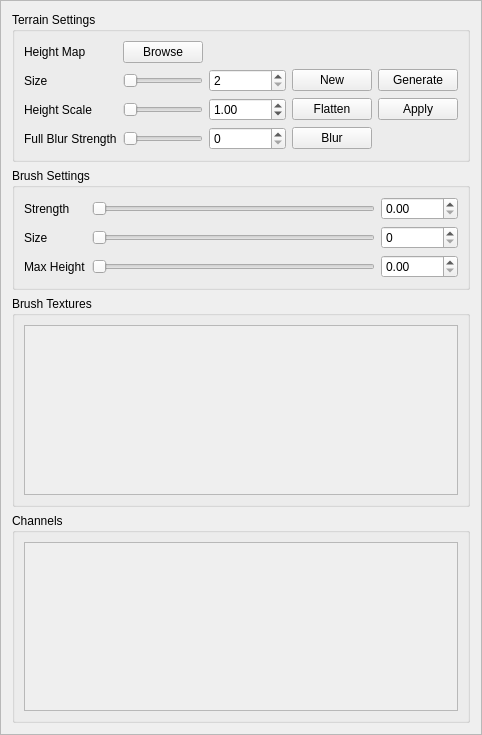
First picture: the form in code/qttoolkit/contentbrowser/ui/terrainwidget.ui, repository NebulaTerrain/nebula-trifid, before the edit.
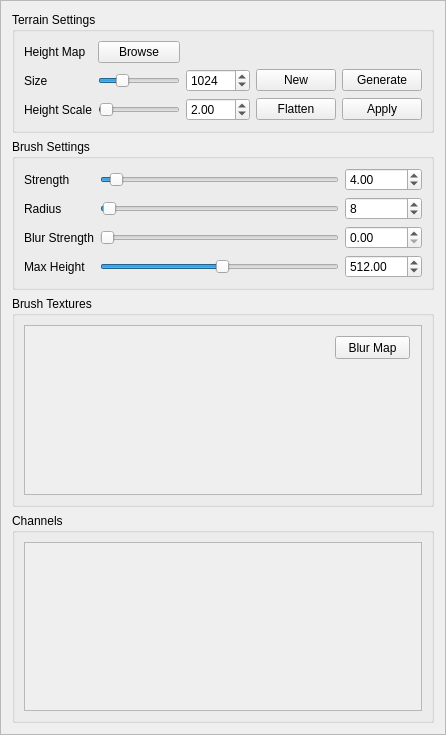
Second picture: the form after the edit.

Commit message: updates to gui and add-on height-map controls and brush settings are now fully working, what's left is multi-textures and gui for that

Diff of the .ui file:
```diff
--- a/code/qttoolkit/contentbrowser/ui/terrainwidget.ui
+++ b/code/qttoolkit/contentbrowser/ui/terrainwidget.ui
@@ -6,7 +6,7 @@
    <rect>
     <x>0</x>
     <y>0</y>
-    <width>428</width>
+    <width>446</width>
     <height>735</height>
    </rect>
   </property>
@@ -53,8 +53,8 @@
           <rect>
            <x>0</x>
            <y>0</y>
-           <width>386</width>
-           <height>189</height>
+           <width>404</width>
+           <height>191</height>
           </rect>
          </property>
          <property name="sizePolicy">
@@ -80,6 +80,28 @@
       <string>Terrain Settings</string>
      </property>
      <layout class="QGridLayout" name="gridLayout_3">
+      <item row="3" column="1">
+       <widget class="QSlider" name="heightMapSize_horizontalSlider">
+        <property name="minimum">
+         <number>2</number>
+        </property>
+        <property name="maximum">
+         <number>4096</number>
+        </property>
+        <property name="singleStep">
+         <number>32</number>
+        </property>
+        <property name="pageStep">
+         <number>32</number>
+        </property>
+        <property name="value">
+         <number>1024</number>
+        </property>
+        <property name="orientation">
+         <enum>Qt::Horizontal</enum>
+        </property>
+       </widget>
+      </item>
       <item row="1" column="0">
        <widget class="QLabel" name="heightMap_label">
         <property name="text">
@@ -104,7 +126,7 @@
       <item row="5" column="1">
        <widget class="QSlider" name="heightScale_horizontalSlider">
         <property name="maximum">
-         <number>99999</number>
+         <number>9999</number>
         </property>
         <property name="singleStep">
          <number>10</number>
@@ -112,25 +134,21 @@
         <property name="pageStep">
          <number>100</number>
         </property>
+        <property name="value">
+         <number>200</number>
+        </property>
         <property name="orientation">
          <enum>Qt::Horizontal</enum>
         </property>
        </widget>
       </item>
-      <item row="6" column="0">
-       <widget class="QLabel" name="fullBlurStrength_label">
-        <property name="text">
-         <string>Full Blur Strength</string>
-        </property>
-       </widget>
-      </item>
       <item row="5" column="3">
        <widget class="QDoubleSpinBox" name="heightScale_doubleSpinBox">
         <property name="maximum">
-         <double>99999.990000000005239</double>
+         <double>999.990000000000009</double>
         </property>
         <property name="value">
-         <double>1.000000000000000</double>
+         <double>2.000000000000000</double>
         </property>
        </widget>
       </item>
@@ -152,31 +170,8 @@
         <property name="singleStep">
          <number>32</number>
         </property>
-       </widget>
-      </item>
-      <item row="3" column="1">
-       <widget class="QSlider" name="heightMapSize_horizontalSlider">
-        <property name="minimum">
-         <number>2</number>
-        </property>
-        <property name="maximum">
-         <number>4096</number>
-        </property>
-        <property name="singleStep">
-         <number>32</number>
-        </property>
-        <property name="pageStep">
-         <number>32</number>
-        </property>
-        <property name="orientation">
-         <enum>Qt::Horizontal</enum>
-        </property>
-       </widget>
-      </item>
-      <item row="6" column="1">
-       <widget class="QSlider" name="fullBlurStrength_horizontalSlider">
-        <property name="orientation">
-         <enum>Qt::Horizontal</enum>
+        <property name="value">
+         <number>1024</number>
         </property>
        </widget>
       </item>
@@ -194,16 +189,6 @@
         </property>
        </widget>
       </item>
-      <item row="6" column="5">
-       <widget class="QPushButton" name="fullBlurHeightMap_pushButton">
-        <property name="text">
-         <string>Blur</string>
-        </property>
-       </widget>
-      </item>
-      <item row="6" column="3">
-       <widget class="QSpinBox" name="fullBlurStrength_spinBox"/>
-      </item>
       <item row="3" column="6">
        <widget class="QPushButton" name="generate_pushButton">
         <property name="text">
@@ -230,7 +215,7 @@
       <item row="2" column="0">
        <widget class="QLabel" name="size_label">
         <property name="text">
-         <string>Size</string>
+         <string>Radius</string>
         </property>
        </widget>
       </item>
@@ -241,32 +226,47 @@
         </property>
        </widget>
       </item>
-      <item row="3" column="0">
+      <item row="4" column="0">
        <widget class="QLabel" name="maxHeight_label">
         <property name="text">
          <string>Max Height</string>
         </property>
        </widget>
       </item>
-      <item row="3" column="3">
+      <item row="4" column="3">
        <widget class="QDoubleSpinBox" name="maxHeight_doubleSpinBox">
         <property name="maximum">
          <double>99999.990000000005239</double>
         </property>
+        <property name="value">
+         <double>512.000000000000000</double>
+        </property>
        </widget>
       </item>
       <item row="2" column="3">
-       <widget class="QSpinBox" name="size_spinBox">
+       <widget class="QSpinBox" name="radius_spinBox">
+        <property name="minimum">
+         <number>1</number>
+        </property>
         <property name="maximum">
          <number>999</number>
         </property>
+        <property name="value">
+         <number>8</number>
+        </property>
        </widget>
       </item>
       <item row="1" column="3">
        <widget class="QDoubleSpinBox" name="strength_doubleSpinBox">
+        <property name="minimum">
+         <double>0.000000000000000</double>
+        </property>
         <property name="maximum">
          <double>99999.990000000005239</double>
         </property>
+        <property name="value">
+         <double>4.000000000000000</double>
+        </property>
        </widget>
       </item>
       <item row="1" column="1">
@@ -280,6 +280,9 @@
         <property name="pageStep">
          <number>100</number>
         </property>
+        <property name="value">
+         <number>400</number>
+        </property>
         <property name="orientation">
          <enum>Qt::Horizontal</enum>
         </property>
@@ -290,15 +293,18 @@
         <property name="maximum">
          <number>999</number>
         </property>
+        <property name="value">
+         <number>8</number>
+        </property>
         <property name="orientation">
          <enum>Qt::Horizontal</enum>
         </property>
        </widget>
       </item>
-      <item row="3" column="1">
+      <item row="4" column="1">
        <widget class="QSlider" name="maxHeight_horizontalSlider">
         <property name="maximum">
-         <number>9999</number>
+         <number>99999</number>
         </property>
         <property name="singleStep">
          <number>10</number>
@@ -306,11 +312,53 @@
         <property name="pageStep">
          <number>100</number>
         </property>
+        <property name="value">
+         <number>51200</number>
+        </property>
         <property name="orientation">
          <enum>Qt::Horizontal</enum>
         </property>
        </widget>
       </item>
+      <item row="3" column="0">
+       <widget class="QLabel" name="blurStrength_label">
+        <property name="text">
+         <string>Blur Strength</string>
+        </property>
+       </widget>
+      </item>
+      <item row="3" column="1">
+       <widget class="QSlider" name="blurStrength_horizontalSlider">
+        <property name="minimum">
+         <number>0</number>
+        </property>
+        <property name="maximum">
+         <number>100</number>
+        </property>
+        <property name="singleStep">
+         <number>1</number>
+        </property>
+        <property name="pageStep">
+         <number>1</number>
+        </property>
+        <property name="value">
+         <number>0</number>
+        </property>
+        <property name="orientation">
+         <enum>Qt::Horizontal</enum>
+        </property>
+       </widget>
+      </item>
+      <item row="3" column="3">
+       <widget class="QDoubleSpinBox" name="blurStrength_doubleSpinBox">
+        <property name="maximum">
+         <double>1.000000000000000</double>
+        </property>
+        <property name="singleStep">
+         <double>0.010000000000000</double>
+        </property>
+       </widget>
+      </item>
      </layout>
     </widget>
    </item>
@@ -336,10 +384,23 @@
           <rect>
            <x>0</x>
            <y>0</y>
-           <width>386</width>
-           <height>190</height>
+           <width>404</width>
+           <height>191</height>
           </rect>
          </property>
+         <widget class="QPushButton" name="fullBlurHeightMap_pushButton">
+          <property name="geometry">
+           <rect>
+            <x>310</x>
+            <y>10</y>
+            <width>75</width>
+            <height>23</height>
+           </rect>
+          </property>
+          <property name="text">
+           <string>Blur Map</string>
+          </property>
+         </widget>
         </widget>
        </widget>
       </item>
```
Left out of the diff: 10 changed lines with no effect on the pictures. The commit also changes 14 other files.
